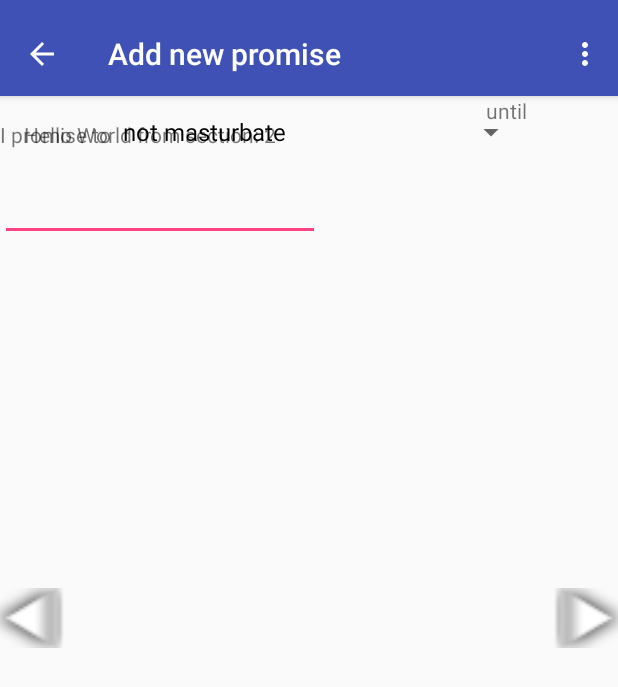
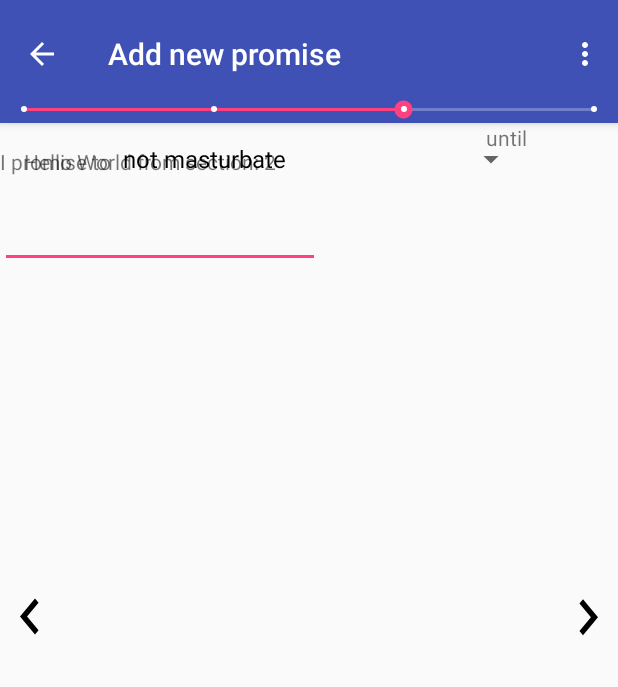
Before and after one commit to charisTheo/AccountabilityTeamApp, an Android app: the AddPromiseActivity screen opened directly, with no data from a screen before it, after a tap on an icon or button, on a phone screen of 412 x 824 dp. Shown: the top 687 px of the screen. Run offline under Robolectric (Android 15) with nearby library versions, the phone set to English and light mode, and no system bars.

Commit message:
UI updates for page position in AddPromise ViewPager

```diff
--- a/app/src/main/java/com/charistheo/accountabilityteam/AddPromiseActivity.kt
+++ b/app/src/main/java/com/charistheo/accountabilityteam/AddPromiseActivity.kt
@@ -37,7 +37,16 @@ class AddPromiseActivity() : AppCompatActivity(), ViewPager.OnPageChangeListener
 
     //on change page listener for updating the discrete seek bar
     override fun onPageSelected(position: Int) {
-        seekBar.progress = position
+        seekBar.progress = position + 1
+        fragmentPosition = position
+        if (position == 2) {
+            next.alpha = 0.35F
+        } else if (position == 0){
+            previous.alpha = 0.35F
+        } else {
+            next.alpha = 1F
+            previous.alpha = 1F
+        }
     }
 
     override fun onCreate(savedInstanceState: Bundle?) {
--- /dev/null
+++ b/app/src/main/res/drawable/ic_keyboard_arrow_left_black_24px.xml
@@ -0,0 +1,9 @@
+<vector xmlns:android="http://schemas.android.com/apk/res/android"
+        android:width="24dp"
+        android:height="24dp"
+        android:viewportWidth="24.0"
+        android:viewportHeight="24.0">
+    <path
+        android:pathData="M15.41,16.09l-4.58,-4.59 4.58,-4.59L14,5.5l-6,6 6,6z"
+        android:fillColor="#000000"/>
+</vector>
--- /dev/null
+++ b/app/src/main/res/drawable/ic_keyboard_arrow_right_black_24px.xml
@@ -0,0 +1,9 @@
+<vector xmlns:android="http://schemas.android.com/apk/res/android"
+        android:width="24dp"
+        android:height="24dp"
+        android:viewportWidth="24.0"
+        android:viewportHeight="24.0">
+    <path
+        android:pathData="M8.59,16.34l4.58,-4.59 -4.58,-4.59L10,5.75l6,6 -6,6z"
+        android:fillColor="#000000"/>
+</vector>
--- a/app/src/main/res/layout/activity_add_promise.xml
+++ b/app/src/main/res/layout/activity_add_promise.xml
@@ -28,6 +28,15 @@
 
         </android.support.v7.widget.Toolbar>
 
+        <SeekBar
+            android:id="@+id/seekBar"
+            style="@style/Widget.AppCompat.SeekBar.Discrete"
+            android:layout_width="match_parent"
+            android:layout_height="wrap_content"
+            android:layout_weight="1"
+            android:max="3"
+            android:progress="1" />
+
     </android.support.design.widget.AppBarLayout>
 
     <android.support.v4.view.ViewPager
@@ -44,8 +53,7 @@
         android:layout_width="40dp"
         android:layout_height="wrap_content"
         android:layout_gravity="start|center_vertical"
-        android:background="@android:drawable/arrow_up_float"
-        android:rotation="270" />
+        android:background="@drawable/ic_keyboard_arrow_left_black_24px" />
 
     <Button
         android:id="@+id/next"
@@ -54,15 +62,6 @@
         android:layout_height="wrap_content"
         android:layout_gravity="end|center_vertical"
         android:layout_weight="1"
-        android:background="@android:drawable/arrow_down_float"
-        android:rotation="270" />
-
-    <SeekBar
-        android:id="@+id/seekBar"
-        style="@style/Widget.AppCompat.SeekBar.Discrete"
-        android:layout_width="match_parent"
-        android:layout_height="wrap_content"
-        android:max="3"
-        android:progress="1" />
+        android:background="@drawable/ic_keyboard_arrow_right_black_24px" />
 
 </android.support.design.widget.CoordinatorLayout>
```
Also changed, not shown: app/src/main/res/ic_keyboard_arrow_left_black_24px.svg (added), app/src/main/res/ic_keyboard_arrow_right_black_24px.svg (added).
